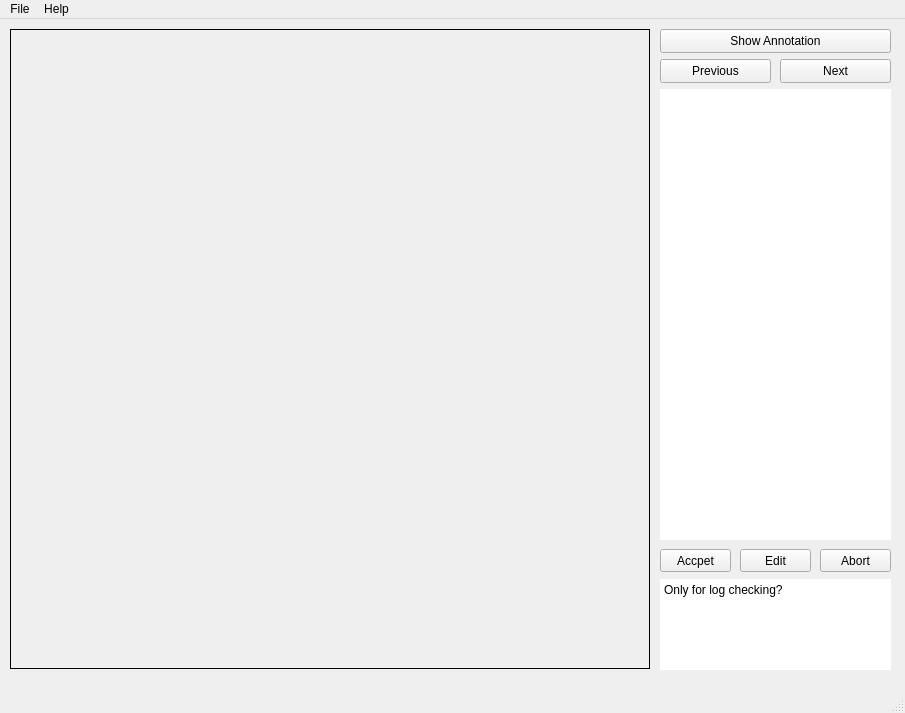
Above: test.ui from CaioGiani/InstanceChecker before the change. Below: the same form after it.
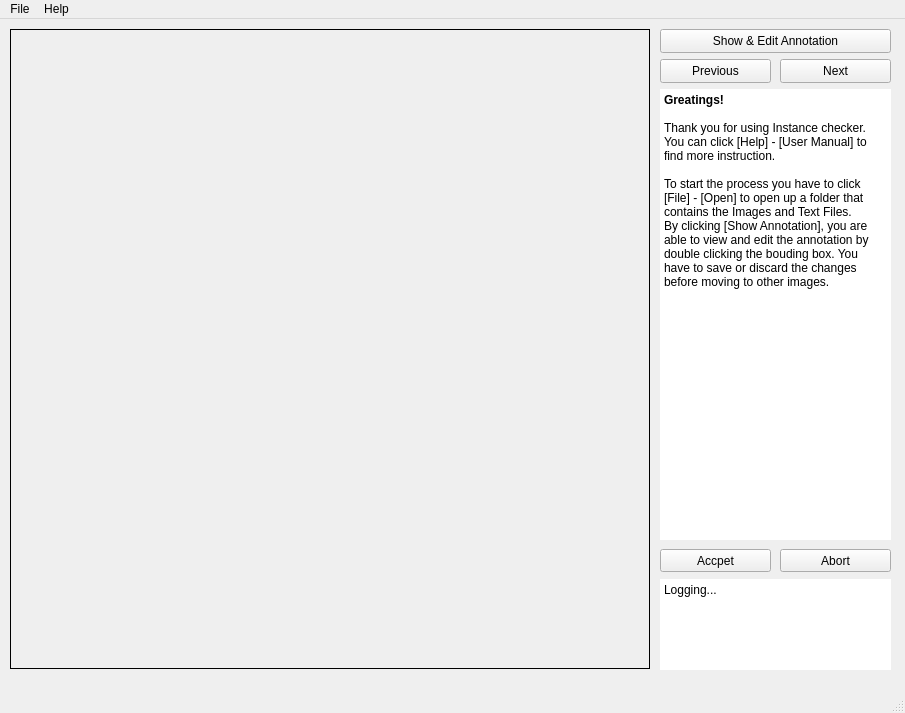
That is the form after the change.

Commit message: all good except for adding annotation

What changed in the file:
```diff
--- a/test.ui
+++ b/test.ui
@@ -17,25 +17,12 @@
    <bool>true</bool>
   </property>
   <widget class="QWidget" name="centralwidget">
-   <widget class="QPushButton" name="EditBotton">
-    <property name="geometry">
-     <rect>
-      <x>740</x>
-      <y>530</y>
-      <width>71</width>
-      <height>23</height>
-     </rect>
-    </property>
-    <property name="text">
-     <string>Edit</string>
-    </property>
-   </widget>
-   <widget class="QPushButton" name="AcceptBotton">
+   <widget class="QPushButton" name="pushButtonAccept">
     <property name="geometry">
      <rect>
       <x>660</x>
       <y>530</y>
-      <width>71</width>
+      <width>111</width>
       <height>23</height>
      </rect>
     </property>
@@ -46,9 +33,9 @@
    <widget class="QPushButton" name="AbortBotton">
     <property name="geometry">
      <rect>
-      <x>820</x>
+      <x>780</x>
       <y>530</y>
-      <width>71</width>
+      <width>111</width>
       <height>23</height>
      </rect>
     </property>
@@ -74,6 +61,22 @@
     <property name="lineWidth">
      <number>0</number>
     </property>
+    <property name="html">
+     <string>&lt;!DOCTYPE HTML PUBLIC &quot;-//W3C//DTD HTML 4.0//EN&quot; &quot;http://www.w3.org/TR/REC-html40/strict.dtd&quot;&gt;
+&lt;html&gt;&lt;head&gt;&lt;meta name=&quot;qrichtext&quot; content=&quot;1&quot; /&gt;&lt;meta charset=&quot;utf-8&quot; /&gt;&lt;style type=&quot;text/css&quot;&gt;
+p, li { white-space: pre-wrap; }
+hr { height: 1px; border-width: 0; }
+li.unchecked::marker { content: &quot;\2610&quot;; }
+li.checked::marker { content: &quot;\2612&quot;; }
+&lt;/style&gt;&lt;/head&gt;&lt;body style=&quot; font-family:'Segoe UI'; font-size:9pt; font-weight:400; font-style:normal;&quot;&gt;
+&lt;p style=&quot; margin-top:0px; margin-bottom:0px; margin-left:0px; margin-right:0px; -qt-block-indent:0; text-indent:0px;&quot;&gt;&lt;span style=&quot; font-weight:700;&quot;&gt;Greatings!&lt;/span&gt;&lt;/p&gt;
+&lt;p style=&quot;-qt-paragraph-type:empty; margin-top:0px; margin-bottom:0px; margin-left:0px; margin-right:0px; -qt-block-indent:0; text-indent:0px; font-weight:700;&quot;&gt;&lt;br /&gt;&lt;/p&gt;
+&lt;p style=&quot; margin-top:0px; margin-bottom:0px; margin-left:0px; margin-right:0px; -qt-block-indent:0; text-indent:0px;&quot;&gt;Thank you for using Instance checker.&lt;/p&gt;
+&lt;p style=&quot; margin-top:0px; margin-bottom:0px; margin-left:0px; margin-right:0px; -qt-block-indent:0; text-indent:0px;&quot;&gt;You can click [Help] - [User Manual] to find more instruction.&lt;/p&gt;
+&lt;p style=&quot;-qt-paragraph-type:empty; margin-top:0px; margin-bottom:0px; margin-left:0px; margin-right:0px; -qt-block-indent:0; text-indent:0px;&quot;&gt;&lt;br /&gt;&lt;/p&gt;
+&lt;p style=&quot; margin-top:0px; margin-bottom:0px; margin-left:0px; margin-right:0px; -qt-block-indent:0; text-indent:0px;&quot;&gt;To start the process you have to click [File] - [Open] to open up a folder that contains the Images and Text Files. &lt;/p&gt;
+&lt;p style=&quot; margin-top:0px; margin-bottom:0px; margin-left:0px; margin-right:0px; -qt-block-indent:0; text-indent:0px;&quot;&gt;By clicking [Show Annotation], you are able to view and edit the annotation by double clicking the bouding box. You have to save or discard the changes before moving to other images.&lt;/p&gt;&lt;/body&gt;&lt;/html&gt;</string>
+    </property>
    </widget>
    <widget class="QLabel" name="lbImg">
     <property name="geometry">
@@ -603,7 +606,7 @@
      </rect>
     </property>
     <property name="text">
-     <string>Show Annotation</string>
+     <string>Show &amp;&amp; Edit Annotation</string>
     </property>
    </widget>
    <widget class="QPushButton" name="pushButtonPrevious">
@@ -651,7 +654,7 @@
      <number>0</number>
     </property>
     <property name="plainText">
-     <string>Only for log checking?</string>
+     <string>Logging...</string>
     </property>
    </widget>
   </widget>
```
Left out of the diff: 8 changed lines with no effect on the pictures. The commit also changes 7 other files.
